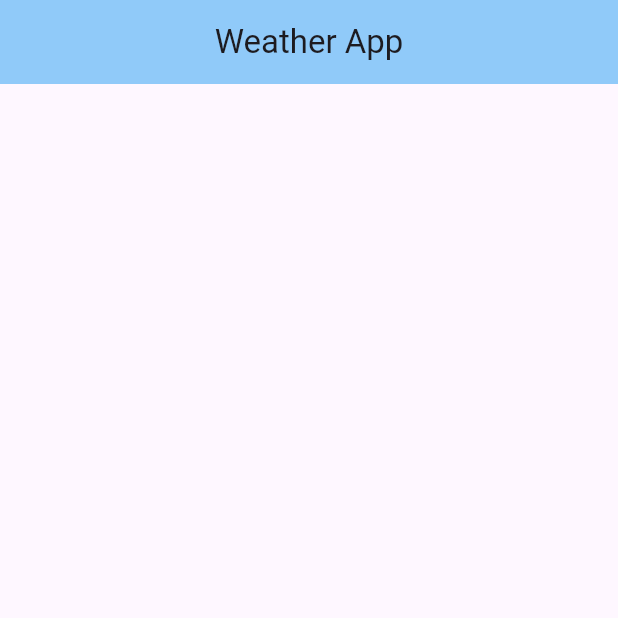
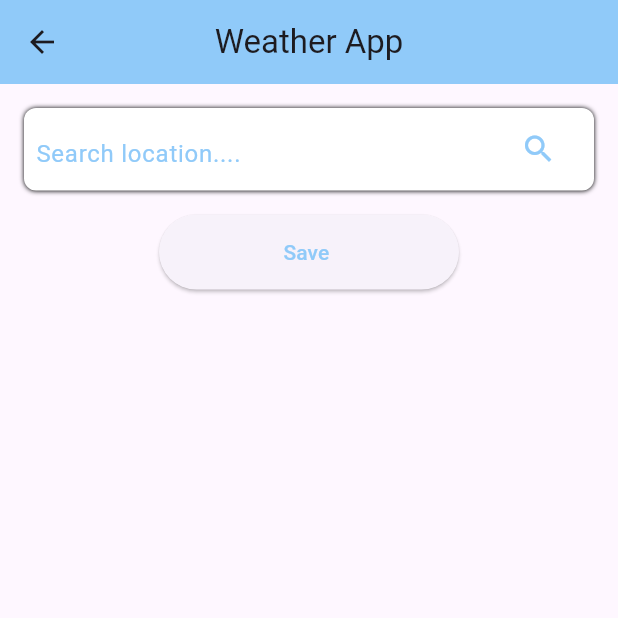
Before and after one commit to puskottampandey/Weather-App, a Flutter app: the screen it shows after launch, on a phone screen of 412 x 824 dp, the top half of it. Run offline on Flutter 3.47's test engine with Material 2 defaults, Android fonts, the phone set to English and light mode, and no system bars.

Commit message:
Searched box added

```diff
--- a/lib/screen/help_screen.dart
+++ b/lib/screen/help_screen.dart
@@ -2,7 +2,6 @@ import 'dart:async';
 
 import 'package:flutter/material.dart';
 
-import 'package:weatherapp/screen/constant.dart';
 import 'package:weatherapp/screen/homepage_screen.dart';
 
 class HelpScreen extends StatefulWidget {
@@ -66,7 +65,7 @@ class _HelpScreenState extends State<HelpScreen> {
                         style: TextStyle(color: Colors.white),
                       ),
                       icon: const Icon(
-                        Icons.skip_next,
+                        Icons.skip_next_rounded,
                         color: Colors.white,
                       ),
                     ),
--- a/lib/screen/homepage_screen.dart
+++ b/lib/screen/homepage_screen.dart
@@ -9,15 +9,80 @@ class Homepage extends StatefulWidget {
 }
 
 class _HomepageState extends State<Homepage> {
+  final textcoller = TextEditingController();
+  String buttontext = 'Save ';
+  updatebutton() {
+    setState(() {
+      buttontext = textcoller.text.trim().isEmpty ? 'Save' : 'Update';
+    });
+  }
+
   @override
   Widget build(BuildContext context) {
     return Scaffold(
       appBar: AppBar(
-        automaticallyImplyLeading: false,
         backgroundColor: kcolor,
         centerTitle: true,
         title: const Text("Weather App"),
       ),
+      body: Column(
+        children: [
+          Padding(
+            padding: const EdgeInsets.all(16.0),
+            child: Container(
+              height: 55,
+              decoration: const BoxDecoration(
+                color: Colors.white,
+                boxShadow: [
+                  BoxShadow(
+                    spreadRadius: 0.0,
+                    blurRadius: 2,
+                  )
+                ],
+                borderRadius: BorderRadius.all(Radius.circular(8)),
+              ),
+              child: Row(
+                children: [
+                  SizedBox(
+                    width: 375,
+                    child: Padding(
+                      padding: const EdgeInsets.all(8.0),
+                      child: TextFormField(
+                        controller: textcoller,
+                        onChanged: (value) {
+                          updatebutton();
+                        },
+                        decoration: InputDecoration(
+                          iconColor: kcolor,
+                          suffixIcon: const Icon(Icons.search),
+                          suffixIconColor: kcolor,
+                          border: InputBorder.none,
+                          hintText: "Search location....",
+                          hintStyle: TextStyle(color: kcolor),
+                        ),
+                      ),
+                    ),
+                  )
+                ],
+              ),
+            ),
+          ),
+          SizedBox(
+            height: 50,
+            width: 200,
+            child: ElevatedButton(
+              onPressed: () {
+                if (textcoller.text.trim().isEmpty) {
+                } else {}
+              },
+              child: Text(
+                buttontext,
+                style: TextStyle(color: kcolor),
+              ),
+            ),
+          )
+        ],
+      ),
     );
   }
 }
```
